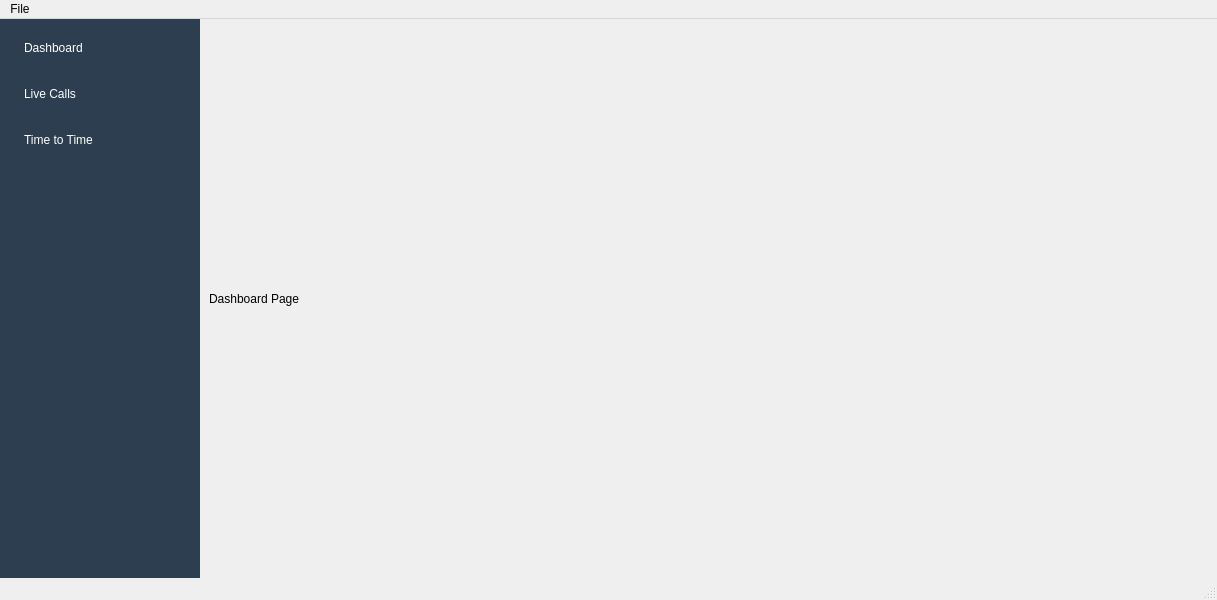
Qt form mainwindow.ui (sanjayvanan/Xtend-Voice_Logger) before a commit.
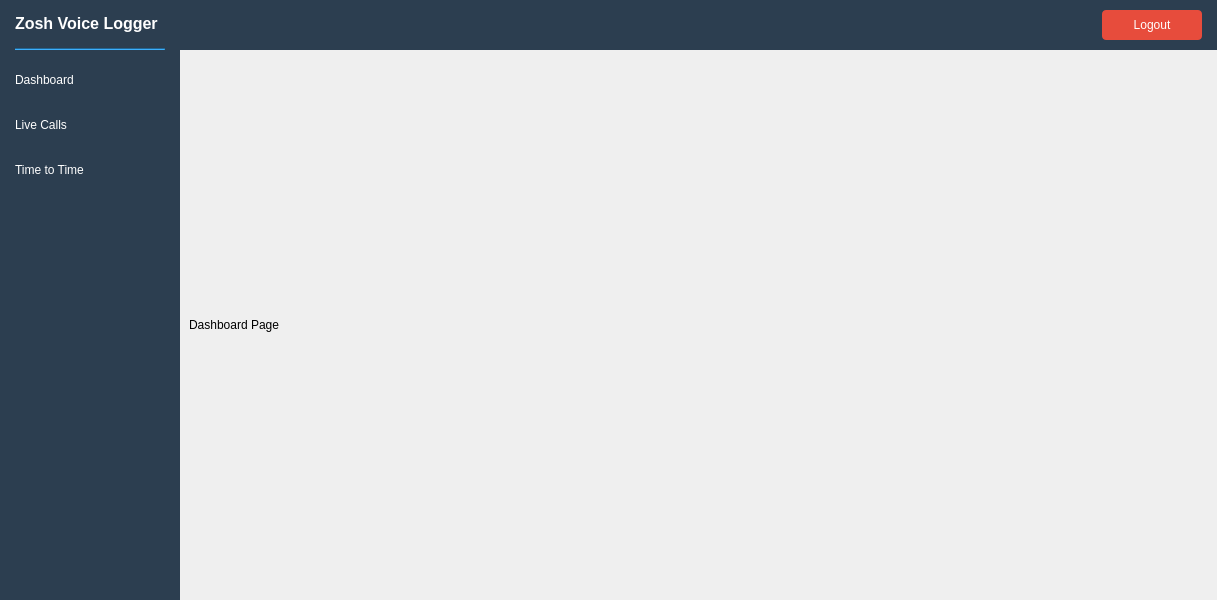
The same form after that commit. The open tabs and pages were chosen to show the change.

```diff
--- a/mainwindow.ui
+++ b/mainwindow.ui
@@ -14,33 +14,157 @@
    <string>MainWindow</string>
   </property>
   <widget class="QWidget" name="centralwidget">
+   <layout class="QVBoxLayout" name="mainLayout">
+    <property name="spacing">
+     <number>0</number>
+    </property>
+    <property name="leftMargin">
+     <number>0</number>
+    </property>
+    <property name="topMargin">
+     <number>0</number>
+    </property>
+    <property name="rightMargin">
+     <number>0</number>
+    </property>
+    <property name="bottomMargin">
+     <number>0</number>
+    </property>
+    <item>
+     <widget class="QWidget" name="navBar" native="true">
+      <property name="minimumSize">
+       <size>
+        <width>0</width>
+        <height>50</height>
+       </size>
+      </property>
+      <property name="maximumSize">
+       <size>
+        <width>16777215</width>
+        <height>50</height>
+       </size>
+      </property>
+      <property name="styleSheet">
+       <string notr="true">background-color: #2C3E50;</string>
+      </property>
+      <layout class="QHBoxLayout" name="navBarLayout">
+       <property name="leftMargin">
+        <number>15</number>
+       </property>
+       <property name="topMargin">
+        <number>0</number>
+       </property>
+       <property name="rightMargin">
+        <number>15</number>
+       </property>
+       <property name="bottomMargin">
+        <number>0</number>
+       </property>
+       <item>
+        <layout class="QVBoxLayout" name="titleLayout">
+         <property name="spacing">
+          <number>2</number>
+         </property>
+         <item>
+          <widget class="QLabel" name="labelTitle">
+           <property name="styleSheet">
+            <string notr="true">color: white; font-size: 16px; font-weight: bold;</string>
+           </property>
+           <property name="text">
+            <string>Zosh Voice Logger</string>
+           </property>
+          </widget>
+         </item>
+         <item>
+          <widget class="QFrame" name="titleLine">
+           <property name="minimumSize">
+            <size>
+             <width>150</width>
+             <height>2</height>
+            </size>
+           </property>
+           <property name="maximumSize">
+            <size>
+             <width>150</width>
+             <height>2</height>
+            </size>
+           </property>
+           <property name="styleSheet">
+            <string notr="true">background-color: #3498db;</string>
+           </property>
+           <property name="frameShape">
+            <enum>QFrame::Shape::HLine</enum>
+           </property>
+           <property name="frameShadow">
+            <enum>QFrame::Shadow::Sunken</enum>
+           </property>
+          </widget>
+         </item>
+        </layout>
+       </item>
+       <item>
+        <spacer name="horizontalSpacer">
+         <property name="orientation">
+          <enum>Qt::Orientation::Horizontal</enum>
+         </property>
+         <property name="sizeHint" stdset="0">
+          <size>
+           <width>40</width>
+           <height>20</height>
+          </size>
+         </property>
+        </spacer>
+       </item>
+       <item>
+        <widget class="QPushButton" name="btnLogout">
+         <property name="minimumSize">
+          <size>
+           <width>100</width>
+           <height>30</height>
+          </size>
+         </property>
+         <property name="cursor">
+          <cursorShape>PointingHandCursor</cursorShape>
+         </property>
+         <property name="styleSheet">
+          <string notr="true">QPushButton {
+    color: white;
+    background-color: #e74c3c;
+    border: none;
+    border-radius: 4px;
+    padding: 5px 15px;
+}
+QPushButton:hover {
+    background-color: #c0392b;
+}
+QPushButton:pressed {
+    background-color: #a93226;
+}</string>
+         </property>
+         <property name="text">
+          <string>Logout</string>
+         </property>
+        </widget>
+       </item>
+      </layout>
+     </widget>
+    </item>
+    <item>
    <layout class="QHBoxLayout" name="horizontalLayout">
     <property name="spacing">
      <number>0</number>
     </property>
-    <property name="leftMargin">
-     <number>0</number>
-    </property>
-    <property name="topMargin">
-     <number>0</number>
-    </property>
-    <property name="rightMargin">
-     <number>0</number>
-    </property>
-    <property name="bottomMargin">
-     <number>0</number>
-    </property>
     <item>
      <widget class="QWidget" name="sideBar" native="true">
       <property name="minimumSize">
        <size>
-        <width>200</width>
+          <width>180</width>
         <height>0</height>
        </size>
       </property>
       <property name="maximumSize">
        <size>
-        <width>200</width>
+          <width>16777215</width>
         <height>16777215</height>
        </size>
       </property>
@@ -48,6 +172,21 @@
        <string notr="true">background-color: #2C3E50;</string>
       </property>
       <layout class="QVBoxLayout" name="verticalLayout_2">
+         <property name="spacing">
+          <number>5</number>
+         </property>
+         <property name="leftMargin">
+          <number>0</number>
+         </property>
+         <property name="topMargin">
+          <number>10</number>
+         </property>
+         <property name="rightMargin">
+          <number>0</number>
+         </property>
+         <property name="bottomMargin">
+          <number>0</number>
+         </property>
        <item>
         <widget class="QPushButton" name="btnDashboard">
          <property name="minimumSize">
@@ -264,33 +403,9 @@
      </widget>
     </item>
    </layout>
+    </item>
+   </layout>
   </widget>
-  <widget class="QMenuBar" name="menubar">
-   <property name="geometry">
-    <rect>
-     <x>0</x>
-     <y>0</y>
-     <width>1217</width>
-     <height>25</height>
-    </rect>
-   </property>
-   <widget class="QMenu" name="menuFile">
-    <property name="title">
-     <string>File</string>
-    </property>
-    <addaction name="actionLogout"/>
-   </widget>
-   <addaction name="menuFile"/>
-  </widget>
-  <widget class="QStatusBar" name="statusbar"/>
-  <action name="actionLogout">
-   <property name="text">
-    <string>Logout</string>
-   </property>
-   <property name="shortcut">
-    <string>Ctrl+L</string>
-   </property>
-  </action>
  </widget>
  <resources/>
  <connections/>
```
Left out of the diff: 11 changed lines with no effect on the pictures. Lines whose indentation alone changed are shown as unchanged.
